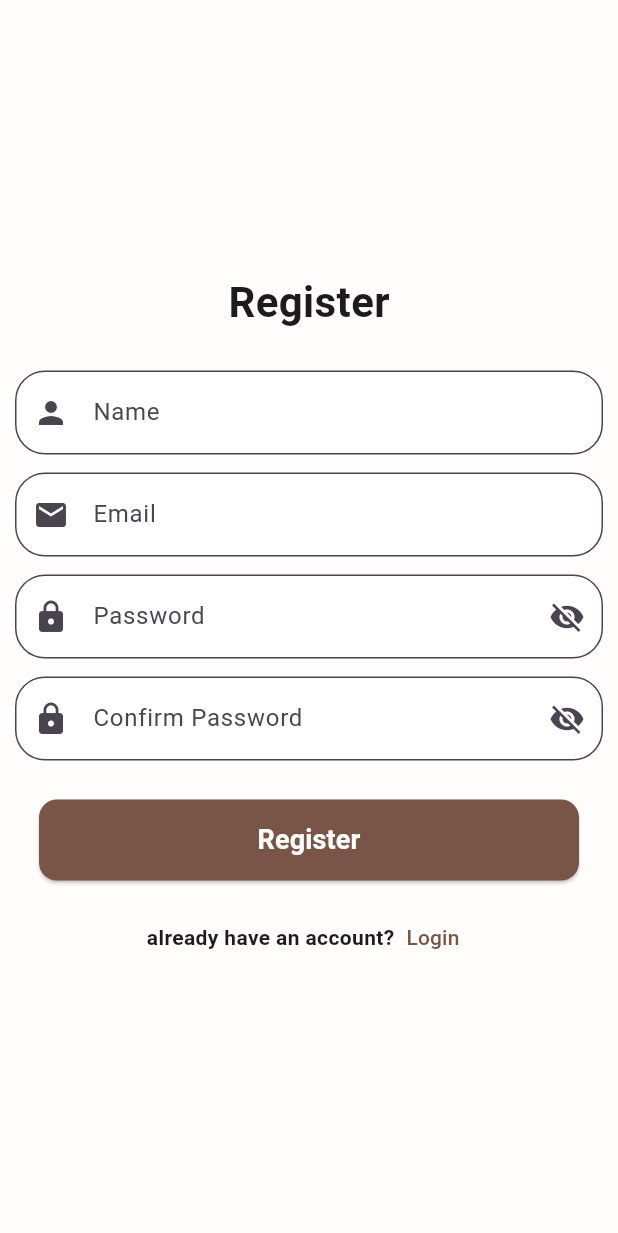
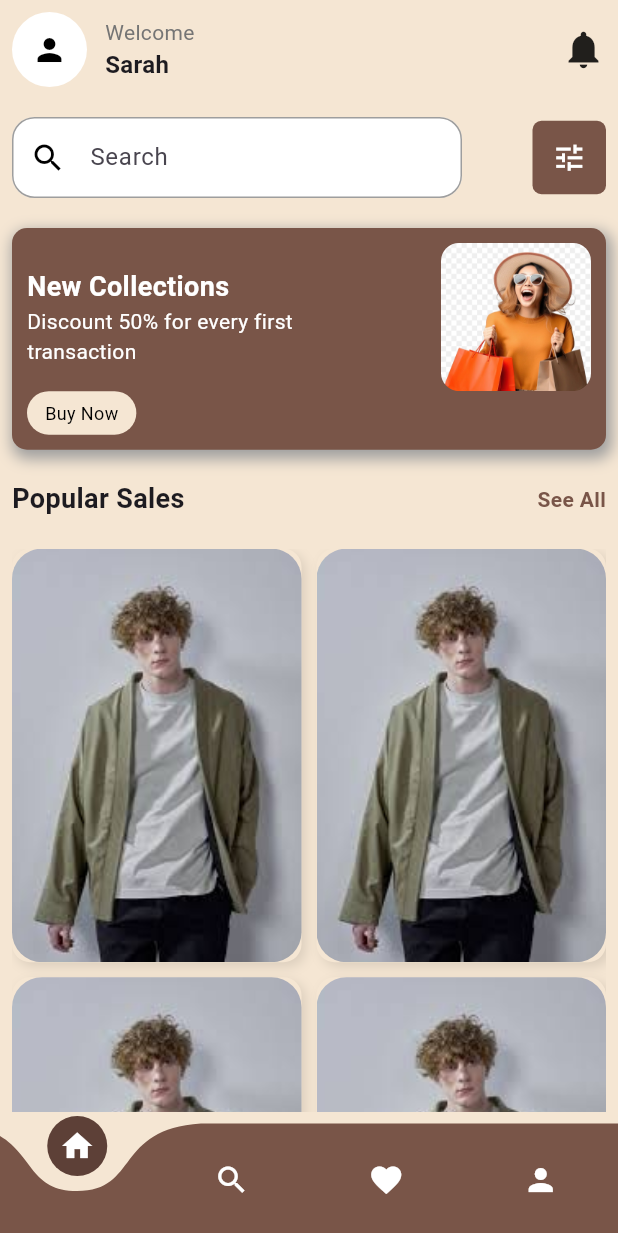
Before and after one commit to Rishal71/style-co, a Flutter app: the screen it shows after launch, on a phone screen of 412 x 824 dp. Shown: the top 1233 px of the screen. Run offline on Flutter 3.47's test engine with Material 3 defaults, Android fonts, the light colour scheme and no system bars; drawn by our look-alikes of curved_navigation_bar.

Commit message:
home page added

```diff
--- a/lib/common/widgets/customTextField.dart
+++ b/lib/common/widgets/customTextField.dart
@@ -0,0 +1,29 @@
+import 'package:flutter/material.dart';
+
+class Customtextfield extends StatelessWidget {
+  final String? hintText;
+  IconData? icon;
+  Customtextfield({super.key, this.hintText, this.icon});
+
+  @override
+  Widget build(BuildContext context) {
+    return TextField(
+      decoration: InputDecoration(
+         enabledBorder: OutlineInputBorder(
+      borderRadius: BorderRadius.circular(15),
+      borderSide: const BorderSide(color: Colors.grey), // normal state
+    ),
+    focusedBorder: OutlineInputBorder(
+      borderRadius: BorderRadius.circular(15),
+      borderSide: const BorderSide(color: Colors.grey, width: 2), // change blue to brown
+    ),
+        prefixIcon: Icon(icon, color: Colors.black),
+        hintText: hintText,
+        contentPadding: EdgeInsets.symmetric(vertical: 15, horizontal: 1),
+        border: OutlineInputBorder(
+
+          borderRadius: BorderRadius.circular(15)),
+      ),
+    );
+  }
+}
--- a/lib/core/theme/material_theme.dart
+++ b/lib/core/theme/material_theme.dart
@@ -1,10 +1,10 @@
 import 'package:flutter/material.dart';
 
-const bgColor = Color.fromARGB(255, 234, 228, 223);
+const bgColor = Color.fromARGB(255, 255, 119, 8);
 final activeColor = const Color.fromARGB(255, 255, 253, 252);
 
 final appTheme = ThemeData(
-  scaffoldBackgroundColor: bgColor,
+  scaffoldBackgroundColor: Color(0xFFF5E6D3),
   primaryColor: activeColor,
   inputDecorationTheme: InputDecorationTheme(
     filled: true,
--- a/lib/feature/Auth/Login/view/login_screen.dart
+++ b/lib/feature/Auth/Login/view/login_screen.dart
@@ -18,7 +18,7 @@ class LoginScreen extends StatelessWidget {
               style: TextStyle(fontSize: 28, fontWeight: FontWeight.bold),
             ),
             SizedBox(height: 20),
-            Container(width: double.infinity, child: LoginFeild()),
+            Container(width: double.infinity, child: LoginFormFeild()),
           ],
         ),
       ),
--- a/lib/feature/Auth/Login/widgets/loginField.dart
+++ b/lib/feature/Auth/Login/widgets/loginField.dart
@@ -5,8 +5,8 @@ import 'package:style_co/common/widgets/customButton.dart';
 import 'package:style_co/common/widgets/customTextFormField.dart';
 import 'package:style_co/feature/Auth/Register/view/register_screen.dart';
 
-class LoginFeild extends StatelessWidget {
-  LoginFeild({super.key});
+class LoginFormFeild extends StatelessWidget {
+  LoginFormFeild({super.key});
 
   final _formKey = GlobalKey<FormState>();
 
@@ -71,7 +71,7 @@ class LoginFeild extends StatelessWidget {
             mainAxisAlignment: MainAxisAlignment.center,
             children: [
               const Text(
-                'don"t have an account?',
+                'Don"t have an account?',
                 style: TextStyle(fontSize: 14, fontWeight: FontWeight.bold),
               ),
               TextButton(
--- a/lib/feature/BottomNav/view/bottomNav.dart
+++ b/lib/feature/BottomNav/view/bottomNav.dart
@@ -0,0 +1,46 @@
+import 'package:curved_navigation_bar/curved_navigation_bar.dart';
+import 'package:flutter/material.dart';
+import 'package:provider/provider.dart';
+import 'package:style_co/feature/BottomNav/controller/bottom_controller.dart';
+import 'package:style_co/feature/Home/view/home.dart';
+
+class Bottomnav extends StatelessWidget {
+  const Bottomnav({super.key});
+
+  @override
+  Widget build(BuildContext context) {
+    List<Widget> _pages = [
+      HomeScreen(),
+      HomeScreen(),
+      HomeScreen(),
+      HomeScreen(),
+    ];
+    return Scaffold(
+      body:
+          _pages[Provider.of<BottomNavProvider>(
+            context,
+            listen: false,
+          ).currentIndex],
+      bottomNavigationBar: Consumer<BottomNavProvider>(
+        builder: (context, value, child) {
+          return CurvedNavigationBar(
+            index: value.currentIndex,
+            onTap: (index) => value.setIndex(index),
+
+            backgroundColor: Theme.of(context)
+                .scaffoldBackgroundColor,
+            color: Colors.brown,
+            buttonBackgroundColor: Colors.brown.shade700,
+
+            items: const [
+              Icon(Icons.home, color: Colors.white),
+              Icon(Icons.search, color: Colors.white),
+              Icon(Icons.favorite, color: Colors.white),
+              Icon(Icons.person, color: Colors.white),
+            ],
+          );
+        },
+      ),
+    );
+  }
+}
--- a/lib/feature/Home/view/home.dart
+++ b/lib/feature/Home/view/home.dart
@@ -0,0 +1,90 @@
+import 'package:flutter/material.dart';
+import 'package:style_co/common/widgets/customTextField.dart';
+import 'package:style_co/feature/Home/widget/discountCard.dart';
+import 'package:style_co/feature/Home/widget/itemCard.dart';
+
+class HomeScreen extends StatelessWidget {
+  const HomeScreen({super.key});
+
+  @override
+  Widget build(BuildContext context) {
+    return Scaffold(
+      body: SafeArea(
+        child: Padding(
+          padding: const EdgeInsets.all(8.0),
+          child: Column(
+            children: [
+              Row(
+                children: [
+                  CircleAvatar(
+                    radius: 25,
+                    backgroundColor: Colors.white,
+                    child: Icon(Icons.person, color: Colors.black),
+                  ),
+                  SizedBox(width: 12),
+                  Column(
+                    crossAxisAlignment: CrossAxisAlignment.start,
+                    children: [
+                      Text(
+                        'Welcome',
+                        style: TextStyle(fontSize: 14, color: Colors.grey[600]),
+                      ),
+                      Text(
+                        'Sarah',
+                        style: TextStyle(
+                          fontSize: 16,
+                          fontWeight: FontWeight.bold,
+                        ),
+                      ),
+                    ],
+                  ),
+                  Spacer(),
+                  Icon(Icons.notifications, size: 30),
+                ],
+              ),
+              SizedBox(height: 20),
+              Row(
+                mainAxisAlignment: MainAxisAlignment.spaceBetween,
+                children: [
+                  SizedBox(
+                    width: 300,
+                    child: Customtextfield(
+                      icon: Icons.search,
+                      hintText: 'Search',
+                    ),
+                  ),
+                  Container(
+                    padding: EdgeInsets.all(13),
+                    decoration: BoxDecoration(
+                      color: Colors.brown,
+                      borderRadius: BorderRadius.circular(6),
+                    ),
+                    child: Icon(Icons.tune, color: Colors.white, size: 23),
+                  ),
+                ],
+              ),
+              SizedBox(height: 20),
+              Discountcard(),
+              SizedBox(height: 20),
+              Row(
+                mainAxisAlignment: MainAxisAlignment.spaceBetween,
+                children: [
+                  Text(
+                    'Popular Sales',
+                    style: TextStyle(fontSize: 18, fontWeight: FontWeight.bold),
+                  ),
+                  Text(
+                    'See All',
+                    style: TextStyle(color: Colors.brown, fontSize: 14,fontWeight: FontWeight.bold),
+                  ),
+                ],
+              ),
+              SizedBox(height: 20,),
+              Itemcard()
+            ],
+          ),
+        ),
+      ),
+    );
+  }
+}
--- /dev/null
+++ b/lib/feature/Home/widget/discountCard.dart
@@ -0,0 +1,77 @@
+import 'package:flutter/material.dart';
+import 'package:style_co/common/widgets/customButton.dart';
+
+class Discountcard extends StatelessWidget {
+  const Discountcard({super.key});
+
+  @override
+  Widget build(BuildContext context) {
+    return Container(
+      padding: EdgeInsets.all(10),
+      decoration: BoxDecoration(
+        boxShadow: [
+          BoxShadow(
+            blurRadius: 8,
+            spreadRadius: 2,
+            offset: Offset(2, 4),
+            color: Colors.grey,
+          ),
+        ],
+        color: Colors.brown,
+        borderRadius: BorderRadius.circular(10),
+      ),
+      child: Column(
+        crossAxisAlignment: CrossAxisAlignment.start,
+        children: [
+          Row(
+            mainAxisAlignment: MainAxisAlignment.spaceAround,
+            children: [
+              Column(
+                crossAxisAlignment: CrossAxisAlignment.start,
+                children: [
+                  Text(
+                    'New Collections',
+                    style: TextStyle(
+                      fontSize: 18,
+                      fontWeight: FontWeight.bold,
+                      color: Colors.white,
+                    ),
+                  ),
+                  Text(
+                    'Discount 50% for every first\ntransaction',
+                    style: TextStyle(color: Colors.white, fontSize: 14),
+                  ),
+                ],
+              ),
+              Spacer(),
+              Container(
+                width: 100,
+                decoration: BoxDecoration(
+                  borderRadius: BorderRadius.circular(12),
+                ),
+                child: ClipRRect(
+                  borderRadius: BorderRadius.circular(12),
+                  child: Image.asset(
+                    'assets/shopping.webp',
+                    fit: BoxFit.contain,
+                  ),
+                ),
+              ),
+            ],
+          ),
+          Container(
+            padding: EdgeInsets.symmetric(horizontal: 12, vertical: 6),
+            decoration: BoxDecoration(
+              color: Color(0xFFF5E6D3),
+              borderRadius: BorderRadius.circular(16),
+            ),
+            child: Text(
+              'Buy Now',
+              style: TextStyle(color: Colors.black, fontSize: 12),
+            ),
+          ),
+        ],
+      ),
+    );
+  }
+}
--- /dev/null
+++ b/lib/feature/Home/widget/itemCard.dart
@@ -0,0 +1,40 @@
+import 'package:flutter/material.dart';
+
+class Itemcard extends StatelessWidget {
+  const Itemcard({super.key});
+
+  @override
+  Widget build(BuildContext context) {
+    return Expanded(
+  child: GridView.builder(
+    gridDelegate: SliverGridDelegateWithFixedCrossAxisCount(
+      crossAxisCount: 2,
+      mainAxisSpacing: 10,
+      crossAxisSpacing: 10,
+      childAspectRatio: 0.7,
+    ),
+    itemCount: 20,
+    itemBuilder: (context, index) {
+      return Container(
+        decoration: BoxDecoration(
+          color: Color(0xFFF5E6D3),
+          borderRadius: BorderRadius.circular(12),
+          boxShadow: [
+            BoxShadow(
+              color: Colors.black.withOpacity(0.1),
+              blurRadius: 6,
+              offset: Offset(3, 3),
+            ),
+          ],
+        ),
+        child: ClipRRect(
+          borderRadius: BorderRadius.circular(20),
+          child: Image.asset('assets/model.jpeg',fit: BoxFit.cover,),)
+      );
+    },
+  ),
+);
+
+
+  }
+}
--- a/lib/main.dart
+++ b/lib/main.dart
@@ -24,7 +24,7 @@ class MyApp extends StatelessWidget {
       title: 'StyleHub',
       debugShowCheckedModeBanner: false,
       theme: appTheme,
-      home: RegisterScreen()
+      home: Bottomnav()
     );
   }
 }
--- a/pubspec.yaml
+++ b/pubspec.yaml
@@ -35,6 +35,7 @@ dependencies:
   # Use with the CupertinoIcons class for iOS style icons.
   cupertino_icons: ^1.0.8
   provider: ^6.1.5+1
+  curved_navigation_bar: ^1.0.6
 
 dev_dependencies:
   flutter_test:
@@ -59,9 +60,8 @@ flutter:
   uses-material-design: true
 
   # To add assets to your application, add an assets section, like this:
-  # assets:
-  #   - images/a_dot_burr.jpeg
-  #   - images/a_dot_ham.jpeg
+  assets:
+    - assets/
 
   # An image asset can refer to one or more resolution-specific "variants", see
   # https://flutter.dev/to/resolution-aware-images
```
Also changed, not shown: assets/model.jpeg (added), assets/shopping.webp (added), pubspec.lock.
